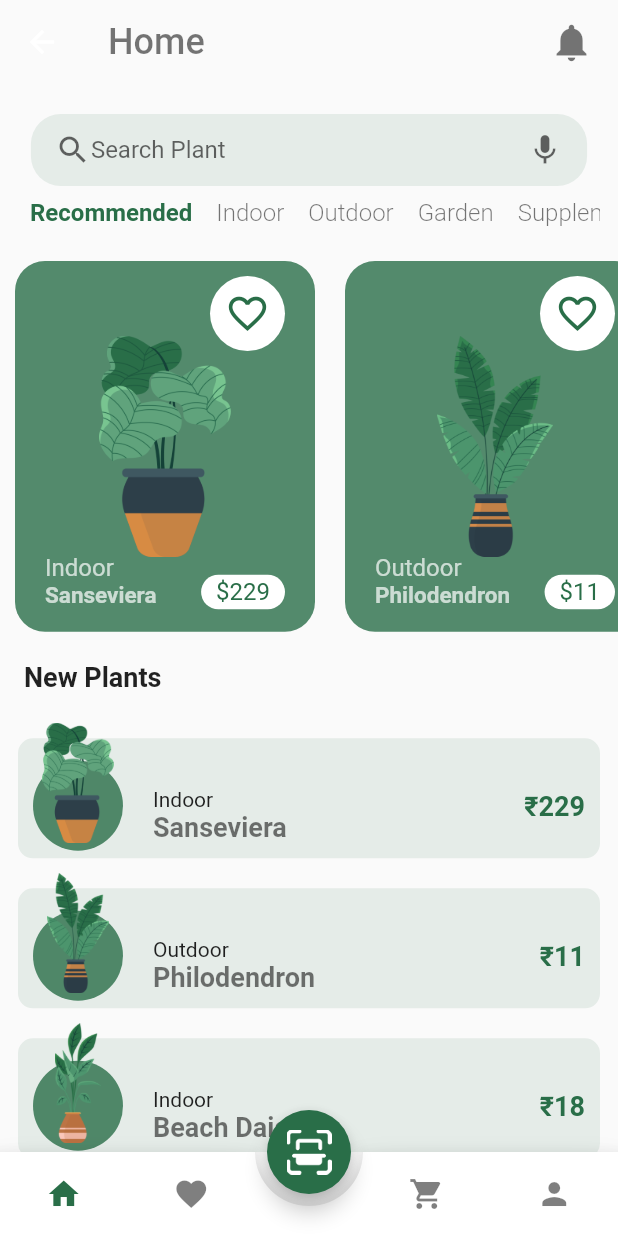
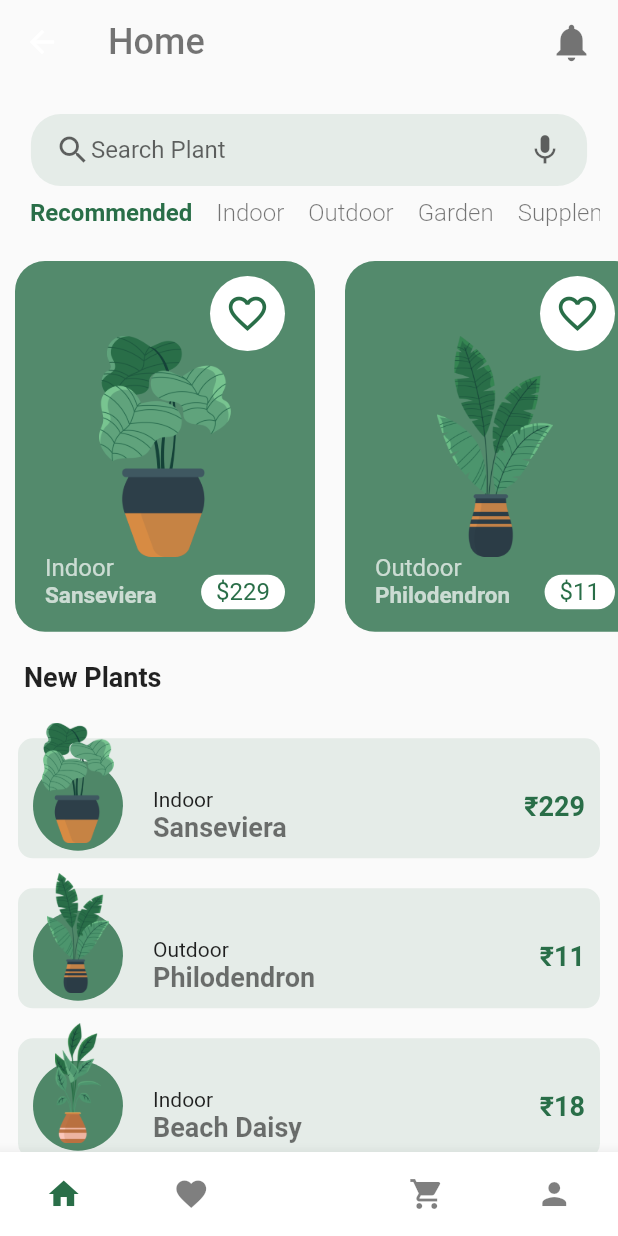
Before and after one commit to MUSHRIFA-C/planty_app, a Flutter app: the RootPage screen opened directly, after a tap on the "favorite" icon, on a phone screen of 412 x 824 dp. Run offline on Flutter 3.47's test engine with Material 2 defaults, Android fonts, the phone set to English and light mode, and no system bars; drawn by our look-alikes of animated_bottom_navigation_bar; our stand-ins replace fluttertoast, get, image_picker, page_transition, shared_preferences; accounts and stored records are empty; network calls fail.

Commit message:
Initial commit

```diff
--- a/lib/const/api_constants.dart
+++ b/lib/const/api_constants.dart
@@ -1,8 +1,8 @@
 class APIConstants{
-  static const url="https://5f2d-49-15-136-214.ngrok-free.app";
+  static const url="https://4289-49-15-136-109.ngrok-free.app";
   static const login="/api/LoginAPIView";
   static const register="/api/UserRegisterAPIView";
-  static const product= "/api/AddProductAPIView";
+  static const product= "/api/AddProductView";
   static const quantityIncrement='/api/cartincrementqnty/';
   static const quantityDecrement='/api/cartdecrementqnty/';
   static const viewProfile='/api/viewuserProfile/';
--- a/lib/services/viewProfile.dart
+++ b/lib/services/viewProfile.dart
@@ -5,13 +5,18 @@
 import 'package:http/http.dart' as http;
 
 
+
 class ViewProfileAPI{
 
   Future<User> getViewProfile(int userId) async {
     final urls = APIConstants.url + APIConstants.viewProfile + userId.toString();
+    print(urls);
     var response = await http.get(Uri.parse(urls));
     if (response.statusCode == 200) {
       var body = json.decode(response.body);
+
+      print("User Details ${body}");
+
       return User.fromJson(body['data']);
     }
     else {
--- a/lib/ui/root_page.dart
+++ b/lib/ui/root_page.dart
@@ -72,13 +72,13 @@
         index: _bottomNavIndex,
         children: _widgetOptions(),
       ),
-      floatingActionButton: FloatingActionButton(
+      /*floatingActionButton: FloatingActionButton(
         onPressed: (){
           //Navigator.push(context, PageTransition(child: const ScanPage(), type: PageTransitionType.bottomToTop));
         },
         child: Image.asset('assets/images/code-scan-two.png', height: 30.0,),
         backgroundColor: Constants.primaryColor,
-      ),
+      ),*/
       floatingActionButtonLocation: FloatingActionButtonLocation.centerDocked,
       bottomNavigationBar: AnimatedBottomNavigationBar(
           splashColor: Constants.primaryColor,
--- a/lib/ui/screens/profile_page.dart
+++ b/lib/ui/screens/profile_page.dart
@@ -1,13 +1,11 @@
 import 'package:flutter/material.dart';
 import 'package:flutter_onboarding/constants.dart';
-import 'package:flutter_onboarding/models/login.dart';
 import 'package:flutter_onboarding/models/user.dart';
 import 'package:flutter_onboarding/services/updateProfile.dart';
 import 'package:flutter_onboarding/services/viewProfile.dart';
+import 'package:flutter_onboarding/ui/screens/home_page.dart';
 import 'package:flutter_onboarding/ui/screens/signin_page.dart';
-import 'package:flutter_onboarding/ui/screens/widgets/profile_widget.dart';
 import 'package:shared_preferences/shared_preferences.dart';
-
 class ProfilePage extends StatefulWidget {
   const ProfilePage({Key? key}) : super(key: key);
 
@@ -16,45 +14,56 @@
 }
 
 class _ProfilePageState extends State<ProfilePage> {
+
   late SharedPreferences prefs;
   late int outid;
   User? userDetails;
 
-  TextEditingController fullnameController = TextEditingController();
-  TextEditingController emailController = TextEditingController();
+  TextEditingController fullnameController=TextEditingController();
+  TextEditingController emailController=TextEditingController();
+  TextEditingController phonenumberController=TextEditingController();
 
-  String fullname = '';
-  String email = '';
+  String name='';
+  String email='';
+  String phone_number='';
 
   UpdateProfile updateUserProfile = UpdateProfile();
 
-  void getoutId() async {
+  void getoutId()async {
     prefs = await SharedPreferences.getInstance();
-    outid = (prefs.getInt('user_id') ?? 0);
+    outid = (prefs.getInt('user_id') ?? 0 ) ;
+
+    print('Outsider id ${outid}');
 
     fetchUserDetails(outid);
   }
 
 
-  Future<void> fetchUserDetails(int uId) async { // Change return type to void
+  Future<User?> fetchUserDetails(int uId) async {
     try {
       final details = await ViewProfileAPI().getViewProfile(uId);
-      userDetails = details;
-      if (userDetails != null) { // Check if userDetails is not null
+      userDetails=details;
       setState(() {
-          fullname = userDetails!.fullname ?? ''; // Use null-aware operator
-          email = userDetails!.email ?? ''; // Use null-aware operator
-          fullnameController.text = fullname;
-          emailController.text = email;
+        name =  userDetails!.fullname!;
+        email = userDetails!.email!;
+        phone_number = userDetails!.phonenumber!;
+
+        print(name);
+
+        fullnameController.text = name!;
+        emailController.text= email!;
+        phonenumberController.text= phone_number!;
+
       });
-      } else {
-        // Handle the case where userDetails is null
     }
-    } catch (e) {
+    catch(e){
+      // Handle errors here, e.g., show an error message
       print('Failed to fetch user details: $e');
-      // Handle the error here
+      return null; // Return null in case of an error
     }
   }
+
+
 
   @override
   void initState() {
@@ -62,99 +71,175 @@
     getoutId();
   }
 
+
   @override
   Widget build(BuildContext context) {
-    Size size = MediaQuery.of(context).size;
-
     return Scaffold(
-      body: SingleChildScrollView(
-        child: Column(
+      appBar: AppBar(
+        backgroundColor: Constants.primaryColor,
+        elevation: 1,
+        leading: IconButton(
+          icon: Icon(
+            Icons.arrow_back,
+            color: Colors.white,
+          ),
+          onPressed: () {
+            Navigator.of(context).push(MaterialPageRoute(builder: (BuildContext context) => HomePage()));
+          },
+        ),
+        actions: [
+          IconButton(
+            icon: Icon(
+              Icons.logout,
+              color: Colors.white,
+            ),
+            onPressed: () {
+              Navigator.of(context).push(MaterialPageRoute(
+                  builder: (BuildContext context) => SignIn()));
+            },
+          ),
+        ],
+      ),
+      body: Container(
+        padding: EdgeInsets.only(left: 16, top: 25, right: 16),
+        child: GestureDetector(
+          onTap: () {
+            FocusScope.of(context).unfocus();
+          },
+          child: ListView(
+            children: [
+              /*Text(
+                "Edit Profile",
+                style: TextStyle(fontSize: 25, fontWeight: FontWeight.w500),
+              ),*/
+              SizedBox(
+                height: 15,
+              ),
+              Center(
+                child: Stack(
                   children: [
                     Container(
-              padding: const EdgeInsets.all(16),
-              height: size.height,
-              width: size.width,
-              child: Column(
-                crossAxisAlignment: CrossAxisAlignment.center,
-                children: [
-                  Container(
-                    width: 150,
-                    child: const CircleAvatar(
-                      radius: 60,
-                      backgroundImage:
-                      ExactAssetImage('assets/images/profile.jpg'),
+                      width: 130,
+                      height: 130,
+                      decoration: BoxDecoration(
+                          border: Border.all(
+                              width: 4,
+                              color: Theme.of(context).scaffoldBackgroundColor),
+                          boxShadow: [
+                            BoxShadow(
+                                spreadRadius: 2,
+                                blurRadius: 10,
+                                color: Colors.black.withOpacity(0.1),
+                                offset: Offset(0, 10))
+                          ],
+                          shape: BoxShape.circle,
+                          image: DecorationImage(
+                              fit: BoxFit.cover,
+                              image: NetworkImage(
+                                "https://images.pexels.com/3307758/pexels-photo-3307758.jpeg?auto=compress&cs=tinysrgb&dpr=3&h=250",
+                              ))),
                     ),
+                    Positioned(
+                        bottom: 0,
+                        right: 0,
+                        child: Container(
+                          height: 40,
+                          width: 40,
                           decoration: BoxDecoration(
                             shape: BoxShape.circle,
                             border: Border.all(
-                        color: Constants.primaryColor.withOpacity(.5),
-                        width: 5.0,
+                              width: 4,
+                              color: Theme.of(context).scaffoldBackgroundColor,
+                            ),
+                            color: Colors.green,
+                          ),
+                          child: Icon(
+                            Icons.edit,
+                            color: Colors.white,
+                          ),
+                        )),
+                  ],
+                ),
+              ),
+              SizedBox(
+                height: 35,
+              ),
+              buildTextField("Full Name",fullnameController.text, false),
+              buildTextField("E-mail",emailController.text, false),
+              buildTextField("Contact",phonenumberController.text, false),
+              SizedBox(
+                height: 35,
+              ),
+              Row(
+                mainAxisAlignment: MainAxisAlignment.spaceBetween,
+                children: [
+                  OutlinedButton(
+                    onPressed: (){
+                      Navigator.push(context, MaterialPageRoute(builder: (context)=>ProfilePage()));
+                    },
+                    child: Text("CANCEL",style: TextStyle(
+                        fontSize: 15,
+                        letterSpacing: 2,
+                        color: Colors.black
+                    )),
+                    style: OutlinedButton.styleFrom(
+                        padding: EdgeInsets.symmetric(horizontal: 50),
+                        shape: RoundedRectangleBorder(borderRadius: BorderRadius.circular(20))
+                    ),
+                  ),
+
+                  ElevatedButton(
+                    onPressed: (){
+                      updateUserProfile.updateProfile(context,
+                          fullnameController.text,
+                          phonenumberController.text,
+                          emailController.text);
+                    },
+                    child: Text("SUBMIT",style: TextStyle(fontSize: 15, letterSpacing: 2, color: Colors.white),),
+                    style: ElevatedButton.styleFrom(
+                        primary: Constants.primaryColor,
+                        padding: EdgeInsets.symmetric(horizontal: 50),
+                        shape: RoundedRectangleBorder(borderRadius: BorderRadius.circular(20))
+                    ),
+                  )
+                ],
+              )
+            ],
           ),
         ),
       ),
-                  const SizedBox(
-                    height: 10,
+    );
+  }
+
+  Widget buildTextField(
+      String labelText, String placeholder, bool isPasswordTextField) {
+    return Padding(
+      padding: const EdgeInsets.only(bottom: 35.0),
+      child: TextField(
+
+        decoration: InputDecoration(
+            suffixIcon: isPasswordTextField
+                ? IconButton(
+              onPressed: () {
+                setState(() {
+
+                });
+              },
+              icon: Icon(
+                Icons.remove_red_eye,
+                color: Colors.grey,
               ),
-                  Row(
-                    children: [
-                      Text(
-                        fullname,
-                        style: TextStyle(
-                          color: Constants.blackColor,
-                          fontSize: 20,
-                        ),
-                      ),
-                      /*SizedBox(
-                        height: 24,
-                        child: Image.asset("assets/images/verified.png"),
-                      ),*/
-                    ],
-                  ),
-                  Text(
-                    email,
-                    style: TextStyle(
-                      color: Constants.blackColor.withOpacity(.3),
-                    ),
-                  ),
-
-                  const SizedBox(
-                    height: 30,
-                  ),
-                  Column(
-                    crossAxisAlignment: CrossAxisAlignment.center,
-                    children: [
-                      ProWidget(
-                        icon: Icons.person,
-                        title: 'My Profile',
-                        email: email,
-                        fullname: fullname,
-                        controller: null,
-                      ),
-
-                      TextButton(
-                        onPressed: (){
-                          Navigator.of(context).pushReplacement(MaterialPageRoute(
-                            builder: (context) => SignIn(), // Replace with your login screen widget
-                          ));
-                        },
-                        child: ProWidget(
-                          icon: Icons.logout,
-                          title: 'Log Out',
-                          fullname: '',
-                          email: '',
-                          controller: null,
-                        ),
-                      ),
-                    ],
-
-                  ),
-                ],
-              ),
-            ),
-          ],
-        ),
-
-
+            )
+                : null,
+            contentPadding: EdgeInsets.only(bottom: 3),
+            labelText: labelText,
+            floatingLabelBehavior: FloatingLabelBehavior.always,
+            hintText: placeholder,
+            hintStyle: TextStyle(
+              fontSize: 16,
+              fontWeight: FontWeight.bold,
+              color: Colors.black,
+            )),
       ),
     );
   }
--- a/lib/ui/screens/signin_page.dart
+++ b/lib/ui/screens/signin_page.dart
@@ -92,6 +92,7 @@
                   );
 
                   await Api().login(context, user);
+
 
                  /* Navigator.pushReplacement(
                       context,
```
Also changed, not shown: lib/services/addproductservice.dart (+5 -5 lines), lib/services/updateProfile.dart (+12 -12 lines), lib/ui/admin/new_product_screen.dart (+6 -32 lines), lib/services/viewproduct.dart (added), 12 other files. Lines whose indentation alone changed are shown as unchanged.
